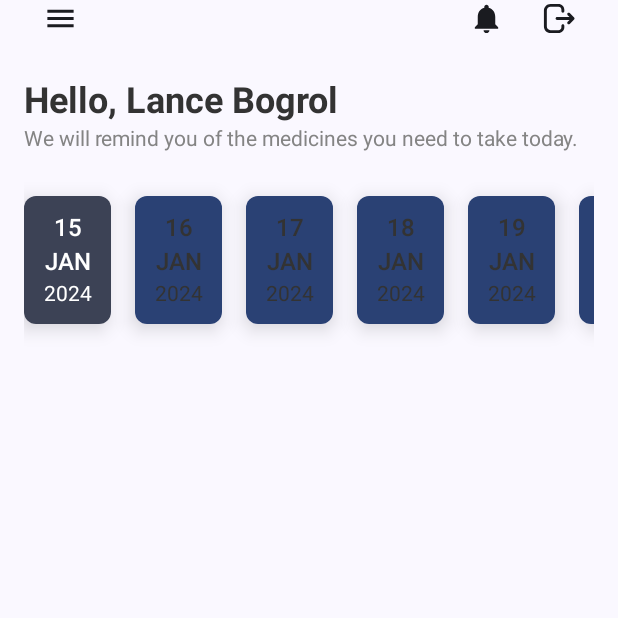
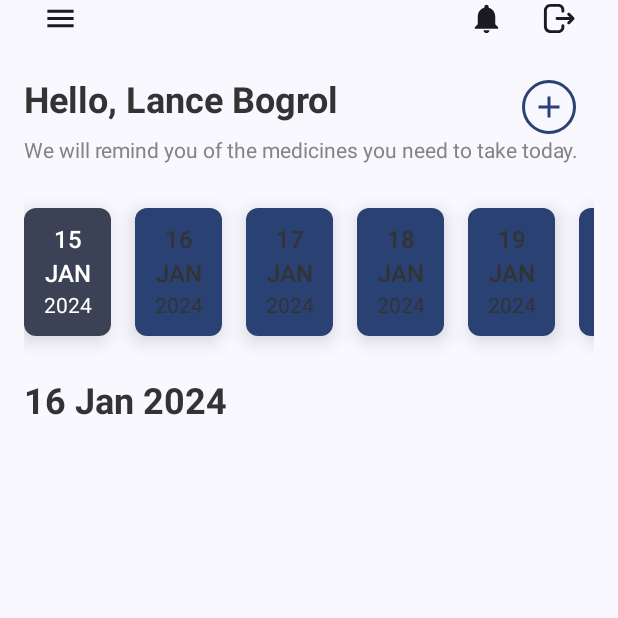
Before and after one commit to hubertstruminski/PillReminder, an Android app built with Jetpack Compose: the HomeScreen screen opened through its navigation route, after a tap on "16", on a phone screen of 412 x 824 dp, the top half of it. Run offline under Robolectric (Android 15) with nearby library versions, the phone set to English and light mode, and no system bars; our stand-ins replace Dagger/Hilt's generated code, accompanist.

Commit message:
added circle button and choose date mechanism

```diff
--- a/app/src/main/java/com/example/pillreminder/navigation/NavGraph.kt
+++ b/app/src/main/java/com/example/pillreminder/navigation/NavGraph.kt
@@ -1,5 +1,7 @@
 package com.example.pillreminder.navigation
 
+import android.os.Build
+import androidx.annotation.RequiresApi
 import androidx.compose.runtime.Composable
 import androidx.hilt.navigation.compose.hiltViewModel
 import androidx.navigation.NavGraphBuilder
@@ -12,6 +14,7 @@ import com.example.pillreminder.presentation.screens.authorization.RegisterScree
 import com.example.pillreminder.presentation.screens.home.HomeScreen
 import com.example.pillreminder.util.Screen
 
+@RequiresApi(Build.VERSION_CODES.O)
 @Composable
 fun SetupNavigation(
     navController: NavHostController,
@@ -73,6 +76,7 @@ fun NavGraphBuilder.registerScreen(
     }
 }
 
+@RequiresApi(Build.VERSION_CODES.O)
 fun NavGraphBuilder.homeScreen(navigateToLogin: () -> Unit) {
     composable(route = Screen.Home.route) {
         val loginViewModel: LoginViewModel = hiltViewModel()
--- /dev/null
+++ b/app/src/main/java/com/example/pillreminder/presentation/components/CircleIconButton.kt
@@ -0,0 +1,53 @@
+package com.example.pillreminder.presentation.components
+
+import androidx.compose.foundation.BorderStroke
+import androidx.compose.foundation.background
+import androidx.compose.foundation.border
+import androidx.compose.foundation.layout.PaddingValues
+import androidx.compose.foundation.layout.height
+import androidx.compose.foundation.layout.size
+import androidx.compose.foundation.layout.width
+import androidx.compose.foundation.shape.CircleShape
+import androidx.compose.foundation.shape.CornerSize
+import androidx.compose.material.IconButton
+import androidx.compose.material.icons.Icons
+import androidx.compose.material.icons.filled.Add
+import androidx.compose.material3.ButtonDefaults
+import androidx.compose.material3.Icon
+import androidx.compose.material3.MaterialTheme
+import androidx.compose.material3.OutlinedButton
+import androidx.compose.runtime.Composable
+import androidx.compose.ui.Modifier
+import androidx.compose.ui.graphics.Color
+import androidx.compose.ui.tooling.preview.Preview
+import androidx.compose.ui.unit.dp
+import androidx.compose.ui.zIndex
+import com.example.pillreminder.ui.theme.PillReminderTheme
+
+@Composable
+fun CircleIconButton(
+    modifier: Modifier = Modifier,
+    color: Color
+) {
+    OutlinedButton(
+        modifier = modifier.size(36.dp),
+        shape = CircleShape,
+        onClick = { /*TODO*/ },
+        border = BorderStroke(2.dp, color),
+        contentPadding = PaddingValues(0.dp),
+        colors = ButtonDefaults.outlinedButtonColors(contentColor = color)
+    ) {
+        Icon(
+            imageVector = Icons.Default.Add,
+            contentDescription = "Add icon",
+        )
+    }
+}
+
+@Preview
+@Composable
+fun CircleIconButtonPreview() {
+    PillReminderTheme {
+        CircleIconButton(color = MaterialTheme.colorScheme.primary)
+    }
+}
--- a/app/src/main/java/com/example/pillreminder/presentation/screens/home/HomeScreen.kt
+++ b/app/src/main/java/com/example/pillreminder/presentation/screens/home/HomeScreen.kt
@@ -1,5 +1,7 @@
 package com.example.pillreminder.presentation.screens.home
 
+import android.os.Build
+import androidx.annotation.RequiresApi
 import androidx.compose.foundation.layout.Arrangement
 import androidx.compose.foundation.layout.Column
 import androidx.compose.foundation.layout.Row
@@ -12,23 +14,32 @@ import androidx.compose.material.icons.filled.Notifications
 import androidx.compose.material3.ExperimentalMaterial3Api
 import androidx.compose.material3.Icon
 import androidx.compose.material3.IconButton
+import androidx.compose.material3.MaterialTheme
 import androidx.compose.material3.Scaffold
 import androidx.compose.material3.Text
 import androidx.compose.runtime.Composable
+import androidx.compose.runtime.mutableStateOf
+import androidx.compose.runtime.remember
 import androidx.compose.ui.Modifier
 import androidx.compose.ui.res.painterResource
 import androidx.compose.ui.tooling.preview.Preview
 import androidx.compose.ui.unit.dp
 import com.example.pillreminder.R
+import com.example.pillreminder.presentation.components.CircleIconButton
 import com.example.pillreminder.presentation.widgets.HorizontalDatePicker
 import com.example.pillreminder.ui.theme.CustomColors
 import com.example.pillreminder.ui.theme.PillReminderTheme
 import com.example.pillreminder.ui.theme.Typography
-import kotlin.math.log
+import java.time.LocalDate
+import java.time.format.DateTimeFormatter
 
+@RequiresApi(Build.VERSION_CODES.O)
 @OptIn(ExperimentalMaterial3Api::class)
 @Composable
 fun HomeScreen(logout: () -> Unit) {
+    val formatters: DateTimeFormatter = DateTimeFormatter.ofPattern("DD MMM YYYY");
+    var chosenDate = remember { mutableStateOf(LocalDate.now()) }
+
     Scaffold(
         topBar = {
             Row(
@@ -49,7 +60,6 @@ fun HomeScreen(logout: () -> Unit) {
                         Icon(painter = painterResource(id = R.drawable.logout), contentDescription = "Logout icon")
                     }
                 }
-
             }
         }
     ) { paddingValues ->
@@ -58,11 +68,19 @@ fun HomeScreen(logout: () -> Unit) {
                 .padding(top = paddingValues.calculateTopPadding() + 30.dp)
                 .padding(horizontal = 16.dp)
         ) {
+            Row(
+                modifier = Modifier
+                    .fillMaxWidth()
+                    .padding(end = 12.dp),
+                horizontalArrangement = Arrangement.SpaceBetween
+            ) {
                 Text(
                     text = "Hello, Lance Bogrol",
                     style = Typography.current.bold24,
                     color = CustomColors.current.mediumBlack
                 )
+                CircleIconButton(color = MaterialTheme.colorScheme.primary)
+            }
             Text(
                 modifier = Modifier
                     .padding(top = 3.dp),
@@ -70,11 +88,17 @@ fun HomeScreen(logout: () -> Unit) {
                 style = Typography.current.regular14,
                 color = CustomColors.current.lightGray
             )
-                HorizontalDatePicker()
+            HorizontalDatePicker(chosenDate)
+            Text(
+                text = chosenDate.value.format(formatters),
+                style = Typography.current.bold24,
+                color = CustomColors.current.mediumBlack
+            )
         }
     }
 }
 
+@RequiresApi(Build.VERSION_CODES.O)
 @Preview
 @Composable
 fun HomeScreenPreview() {
--- a/app/src/main/java/com/example/pillreminder/presentation/widgets/HorizontalDatePicker.kt
+++ b/app/src/main/java/com/example/pillreminder/presentation/widgets/HorizontalDatePicker.kt
@@ -18,6 +18,9 @@ import androidx.compose.material3.MaterialTheme
 import androidx.compose.material3.Surface
 import androidx.compose.material3.Text
 import androidx.compose.runtime.Composable
+import androidx.compose.runtime.MutableState
+import androidx.compose.runtime.mutableStateOf
+import androidx.compose.runtime.remember
 import androidx.compose.ui.Alignment
 import androidx.compose.ui.Modifier
 import androidx.compose.ui.graphics.Color
@@ -31,7 +34,7 @@ import kotlin.math.abs
 
 @RequiresApi(Build.VERSION_CODES.O)
 @Composable
-fun HorizontalDatePicker() {
+fun HorizontalDatePicker(chosenDate: MutableState<LocalDate>) {
     val pageCount = Int.MAX_VALUE
     val middlePage = pageCount / 2
 
@@ -61,6 +64,8 @@ fun HorizontalDatePicker() {
                     .clickable {
                         val scrollIndex = index - middlePage
                         Log.d("scrollIndex: ", "$scrollIndex")
+
+                        chosenDate.value = createDate(index) ?: LocalDate.now()
                     },
                 shape = RoundedCornerShape(8.dp),
                 shadowElevation = 8.dp
@@ -101,7 +106,9 @@ fun HorizontalDatePicker() {
 @Preview
 @Composable
 fun HorizontalDatePickerPreview() {
+    var chosenDate = remember { mutableStateOf(LocalDate.now()) }
+
     PillReminderTheme {
-        HorizontalDatePicker()
+        HorizontalDatePicker(chosenDate = chosenDate)
     }
 }
```
Lines whose indentation alone changed are shown as unchanged.
